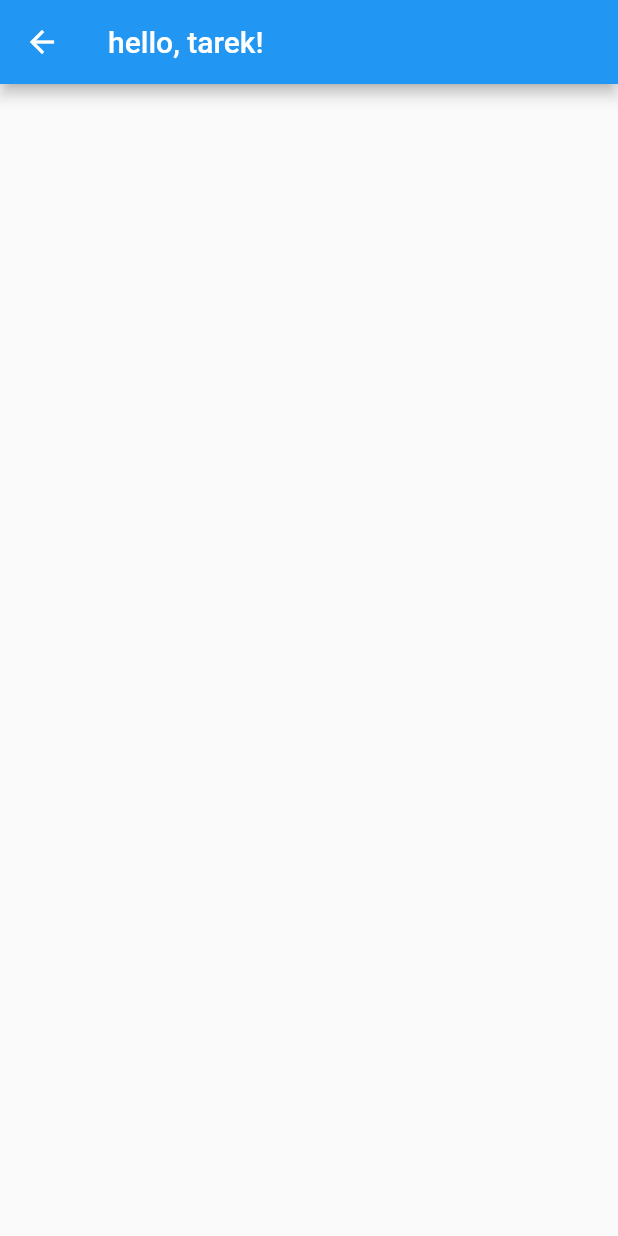
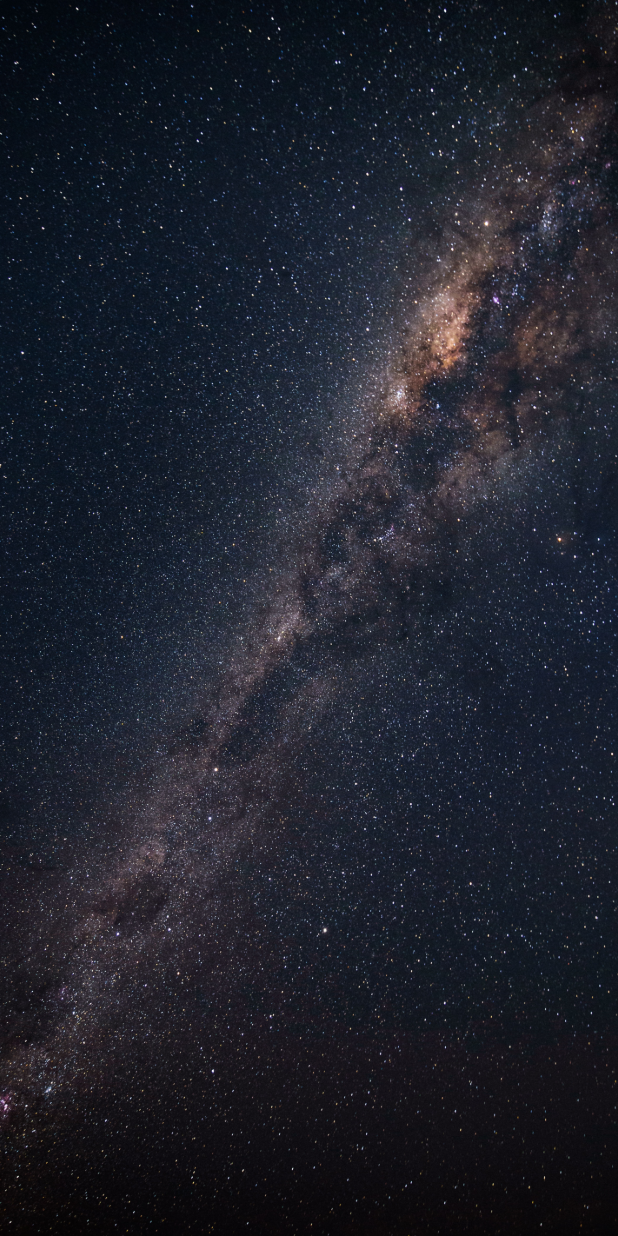
Before and after one commit to ahmed01142645585/project, a Flutter app: the screen it shows after launch, after a tap on "Sign In", on a phone screen of 412 x 824 dp. Run offline on Flutter 3.47's test engine with Material 2 defaults, Android fonts, the phone set to English and light mode, and no system bars.

Commit message:
redesign code

```diff
--- a/lib/First_Screen.dart
+++ /dev/null
@@ -1,17 +0,0 @@
-import 'package:flutter/material.dart';
-
-class MainStudentScreen extends StatefulWidget {
-  @override
-  _MainStudentScreenState createState() => _MainStudentScreenState();
-}
-
-class _MainStudentScreenState extends State<MainStudentScreen> {
-  @override
-  Widget build(BuildContext context) {
-    return Scaffold(
-      appBar: AppBar(
-        title: Text('hello, tarek!'),
-      ),
-    );
-  }
-}
--- /dev/null
+++ b/lib/Login_screen.dart
@@ -0,0 +1,145 @@
+import 'package:flutter/material.dart';
+import 'package:DGEST/Student_screens/Home_student_screen.dart';
+
+class LoginScreen extends StatefulWidget {
+  @override
+  State<StatefulWidget> createState() {
+    return _LoginScreen();
+  }
+}
+
+class _LoginScreen extends State<LoginScreen> {
+  @override
+  Widget build(BuildContext context) {
+    return Scaffold(
+      body: BackgroundImage(
+        image: 'images/pexels-philippe-donn-1257860.jpg',
+        child: SafeArea(
+          child: ListView(
+            children: [
+              Column(
+                children: [
+                  SizedBox(
+                    height: 50.0,
+                  ),
+                  Text(
+                    'DGEST',
+                    style: TextStyle(
+                      fontFamily: 'PressStart2P',
+                      fontSize: 70.0,
+                      color: Colors.red[700],
+                    ),
+                  ),
+                  Text(
+                    'Welcome ツ',
+                    style: TextStyle(
+                        fontFamily: 'Lobster',
+                        fontSize: 50.0,
+                        fontWeight: FontWeight.bold,
+                        color: Colors.grey[300]),
+                  ),
+                  SizedBox(
+                    height: 50.0,
+                  ),
+                  TextFiledLogIn(
+                    hintText: 'Username',
+                    hideText: false,
+                  ),
+                  TextFiledLogIn(
+                    hintText: 'Password',
+                    hideText: true,
+                  ),
+                  SizedBox(
+                    height: 20.0,
+                  ),
+                  ButtonLogIn(
+                    buttonText: 'Sign In',
+                    buttonPadding: EdgeInsets.symmetric(horizontal: 120.0),
+                    onPress: () {
+                      Navigator.pushNamed(context, '/first');
+                    },
+                  ),
+                  Text(
+                    'Forget Password ?',
+                    style: TextStyle(color: Colors.white),
+                  ),
+                  SizedBox(
+                    height: 100.0,
+                  ),
+                  Text(
+                    'Don\'t have an account ?',
+                    style: TextStyle(color: Colors.white),
+                  ),
+                  ButtonLogIn(
+                    buttonText: 'Sign Up',
+                    buttonPadding: EdgeInsets.symmetric(horizontal: 60.0),
+                    onPress: () {
+                      print('Sign Up Buttons is Pressed !');
+                    },
+                  ),
+                ],
+              ),
+            ],
+          ),
+        ),
+      ),
+    );
+  }
+}
+
+class TextFiledLogIn extends StatelessWidget {
+  TextFiledLogIn({@required this.hintText, this.hideText});
+  final String hintText;
+  final bool hideText;
+
+  @override
+  Widget build(BuildContext context) {
+    return Padding(
+      padding: EdgeInsets.symmetric(horizontal: 50.0, vertical: 5.0),
+      child: TextField(
+        obscureText: hideText,
+        style: TextStyle(color: Colors.black),
+        onChanged: (value) {
+          print(value);
+          //TODO: hena lazem n3mel insert f al database al username w al password.
+        },
+        decoration: InputDecoration(
+          border: OutlineInputBorder(
+            borderSide: BorderSide.none,
+            borderRadius: BorderRadius.all(
+              Radius.circular(10.0),
+            ),
+          ),
+          hintText: hintText,
+          hintStyle: TextStyle(color: Colors.grey),
+          filled: true,
+          fillColor: Colors.white,
+        ),
+      ),
+    );
+  }
+}
+
+class ButtonLogIn extends StatelessWidget {
+  ButtonLogIn(
+      {@required this.buttonText, this.buttonPadding, @required this.onPress});
+  final String buttonText;
+  final EdgeInsetsGeometry buttonPadding;
+  final Function onPress;
+
+  @override
+  Widget build(BuildContext context) {
+    return Container(
+      child: RaisedButton(
+        color: Colors.grey[700],
+        shape: StadiumBorder(),
+        padding: buttonPadding,
+        onPressed: onPress,
+        child: Text(
+          buttonText,
+          style: TextStyle(fontSize: 20, color: Colors.white),
+        ),
+      ),
+    );
+  }
+}
--- /dev/null
+++ b/lib/Student_screens/Home_student_screen.dart
@@ -0,0 +1,40 @@
+import 'package:flutter/material.dart';
+
+class HomeStudentScreen extends StatefulWidget {
+  @override
+  _HomeStudentScreenState createState() => _HomeStudentScreenState();
+}
+
+class _HomeStudentScreenState extends State<HomeStudentScreen> {
+  @override
+  Widget build(BuildContext context) {
+    return Scaffold(
+      body: BackgroundImage(
+        image: 'images/pexels-philippe-donn-1257860.jpg',
+        child: SafeArea(
+          child: Container(),
+        ),
+      ),
+    );
+  }
+}
+
+//TODO: n8yr mkan al class da 3shan hns3mlo fkol 7ata b3den.
+class BackgroundImage extends StatelessWidget {
+  BackgroundImage({@required this.image, @required this.child});
+  final String image;
+  final Widget child;
+
+  @override
+  Widget build(BuildContext context) {
+    return Container(
+      child: child,
+      decoration: BoxDecoration(
+        image: DecorationImage(
+          image: AssetImage(image),
+          fit: BoxFit.cover,
+        ),
+      ),
+    );
+  }
+}
--- a/lib/main.dart
+++ b/lib/main.dart
@@ -1,6 +1,7 @@
 import 'package:flutter/cupertino.dart';
 import 'package:flutter/material.dart';
-import 'package:DGEST/First_Screen.dart';
+import 'package:DGEST/Login_screen.dart';
+import 'package:DGEST/Student_screens/Home_student_screen.dart';
 
 void main() {
   runApp(DGEST());
@@ -10,187 +11,15 @@ class DGEST extends StatelessWidget {
   @override
   Widget build(BuildContext context) {
     return MaterialApp(
-      initialRoute: '/',
-      routes: {
-        '/': (context) => DGESTLogIn(),
-        '/first': (context) => MainStudentScreen(),
-      },
-      debugShowCheckedModeBanner: false,
-    );
+        initialRoute: '/',
+        routes: {
+          '/': (context) => LoginScreen(),
+          '/first': (context) => HomeStudentScreen(),
+          //TODO: hnzwd al screens f al application.
+        },
+        debugShowCheckedModeBanner: false,
+        theme: ThemeData.dark().copyWith(
+            //TODO: hn3mel al theme bt3 al application hena.
+            ));
   }
 }
-
-class DGESTLogIn extends StatefulWidget {
-  @override
-  State<StatefulWidget> createState() {
-    return _Login();
-  }
-}
-
-class _Login extends State<DGESTLogIn> {
-  @override
-  Widget build(BuildContext context) {
-    return Scaffold(
-      body: Container(
-        decoration: BoxDecoration(
-          image: DecorationImage(
-            image: AssetImage('images/pexels-philippe-donn-1257860.jpg'),
-            fit: BoxFit.cover,
-          ),
-        ),
-        child: SafeArea(
-          child: ListView(
-            children: [
-              Column(
-                children: [
-                  SizedBox(
-                    height: 50.0,
-                  ),
-                  Text(
-                    'DGEST',
-                    style: TextStyle(
-                      fontFamily: 'PressStart2P',
-                      fontSize: 70.0,
-                      color: Colors.red[700],
-                    ),
-                  ),
-                  Text(
-                    'Welcome ツ',
-                    style: TextStyle(
-                        fontFamily: 'Lobster',
-                        fontSize: 50.0,
-                        fontWeight: FontWeight.bold,
-                        color: Colors.grey[300]),
-                  ),
-                  SizedBox(
-                    height: 50.0,
-                  ),
-                  TextFiledsLogIn(
-                    hintText: 'Username',
-                    hideText: false,
-                  ),
-                  TextFiledsLogIn(
-                    hintText: 'Password',
-                    hideText: true,
-                  ),
-                  SizedBox(
-                    height: 20.0,
-                  ),
-                  ButtonLogIn(
-                    buttonText: 'Sign In',
-                    buttonPadding: EdgeInsets.symmetric(horizontal: 120.0),
-                    onPress: () {
-                      Navigator.pushNamed(context, '/first');
-                    },
-                  ),
-                  Text(
-                    'Forget Password ?',
-                    style: TextStyle(color: Colors.white),
-                  ),
-                  SizedBox(
-                    height: 100.0,
-                  ),
-                  Text(
-                    'Don\'t have an account ?',
-                    style: TextStyle(color: Colors.white),
-                  ),
-                  ButtonLogIn(
-                    buttonText: 'Sign Up',
-                    buttonPadding: EdgeInsets.symmetric(horizontal: 60.0),
-                  ),
-                ],
-              ),
-            ],
-          ),
-        ),
-      ),
-    );
-  }
-}
-
-class TextFiledsLogIn extends StatelessWidget {
-  TextFiledsLogIn({@required this.hintText, this.hideText});
-
-  final String hintText;
-  final bool hideText;
-
-  @override
-  Widget build(BuildContext context) {
-    return Padding(
-      padding: EdgeInsets.symmetric(horizontal: 50.0, vertical: 5.0),
-      child: TextField(
-        obscureText: hideText,
-        onChanged: (value) {
-          print(value);
-          //TODO: hena lazem n3mel insert f al data base al username w al password.
-        },
-        decoration: InputDecoration(
-          border: OutlineInputBorder(
-            borderSide: BorderSide.none,
-            borderRadius: BorderRadius.all(
-              Radius.circular(10.0),
-            ),
-          ),
-          hintText: hintText,
-          filled: true,
-          fillColor: Colors.white,
-        ),
-      ),
-    );
-  }
-}
-
-class ButtonLogIn extends StatelessWidget {
-  ButtonLogIn({@required this.buttonText, this.buttonPadding, this.onPress});
-
-  final String buttonText;
-  final EdgeInsetsGeometry buttonPadding;
-  final Function onPress;
-
-  @override
-  Widget build(BuildContext context) {
-    return Container(
-      child: RaisedButton(
-        color: Colors.grey[700],
-        shape: StadiumBorder(),
-        padding: buttonPadding,
-        onPressed: onPress,
-        child: Text(
-          buttonText,
-          style: TextStyle(fontSize: 20, color: Colors.white),
-        ),
-      ),
-    );
-  }
-}
-
-/*
-void onClick(BuildContext context) {
-  showDialog(
-      context: context,
-      builder: (BuildContext context) {
-        return AlertDialog(
-            title: Center(child: Text("DEGST")),
-            content: Text("login is OK"),
-            backgroundColor: Colors.white,
-            actions: [
-              RaisedButton(
-                color: Colors.grey,
-                onPressed: () {},
-                child: Text("OK"),
-              ),
-              RaisedButton(
-                color: Colors.red,
-                onPressed: () {},
-                child: Text("CANCEL"),
-              ),
-            ]);
-      });
-}
-CircleAvatar(
-                radius: 90.0,
-                backgroundImage: AssetImage('images/logo_transparent.png'),
-                backgroundColor: Colors.purple[100],
-              ),
-
-*/
```
Also changed, not shown: images/14577b4ded7968c.jpg (deleted), lib/Constins.dart (added).
